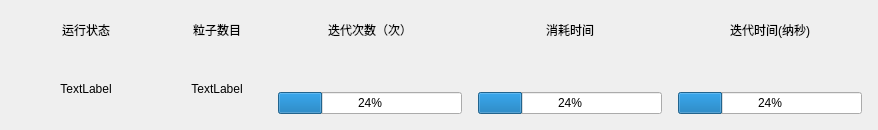
First picture: the form in src/Contorl/ContorlDataBar.ui, repository BeQuiet1228/FreeCAD, before the edit.
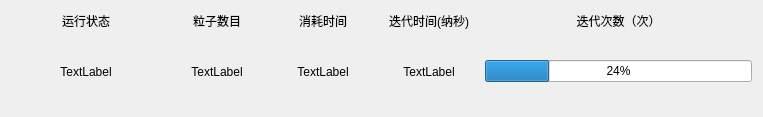
Second picture: the form after the edit.

```diff
--- a/src/Contorl/ContorlDataBar.ui
+++ b/src/Contorl/ContorlDataBar.ui
@@ -6,30 +6,33 @@
    <rect>
     <x>0</x>
     <y>0</y>
-    <width>878</width>
-    <height>130</height>
+    <width>763</width>
+    <height>117</height>
    </rect>
   </property>
   <property name="windowTitle">
    <string>Form</string>
   </property>
-  <layout class="QHBoxLayout" name="horizontalLayout">
+  <layout class="QVBoxLayout" name="verticalLayout_2">
    <item>
-    <layout class="QVBoxLayout" name="verticalLayout" stretch="1,2">
-     <property name="topMargin">
-      <number>10</number>
-     </property>
-     <item>
+    <layout class="QGridLayout" name="gridLayout" rowstretch="0,0">
+     <item row="0" column="0">
       <widget class="QLabel" name="label">
+       <property name="minimumSize">
+        <size>
+         <width>0</width>
+         <height>20</height>
+        </size>
+       </property>
        <property name="text">
         <string>运行状态</string>
        </property>
        <property name="alignment">
-        <set>Qt::AlignHCenter|Qt::AlignTop</set>
+        <set>Qt::AlignCenter</set>
        </property>
       </widget>
      </item>
-     <item>
+     <item row="1" column="0">
       <widget class="QLabel" name="labelHint">
        <property name="minimumSize">
         <size>
@@ -45,24 +48,55 @@
        </property>
       </widget>
      </item>
-    </layout>
-   </item>
-   <item>
-    <layout class="QVBoxLayout" name="verticalLayout_5" stretch="1,2">
-     <property name="topMargin">
-      <number>10</number>
-     </property>
-     <item>
+     <item row="0" column="1">
       <widget class="QLabel" name="label_5">
+       <property name="minimumSize">
+        <size>
+         <width>0</width>
+         <height>20</height>
+        </size>
+       </property>
        <property name="text">
         <string>粒子数目</string>
        </property>
        <property name="alignment">
-        <set>Qt::AlignHCenter|Qt::AlignTop</set>
+        <set>Qt::AlignCenter</set>
        </property>
       </widget>
      </item>
-     <item>
+     <item row="1" column="2">
+      <widget class="QLabel" name="labelUsedTime">
+       <property name="minimumSize">
+        <size>
+         <width>100</width>
+         <height>0</height>
+        </size>
+       </property>
+       <property name="text">
+        <string>TextLabel</string>
+       </property>
+       <property name="alignment">
+        <set>Qt::AlignCenter</set>
+       </property>
+      </widget>
+     </item>
+     <item row="0" column="3">
+      <widget class="QLabel" name="label_4">
+       <property name="minimumSize">
+        <size>
+         <width>0</width>
+         <height>20</height>
+        </size>
+       </property>
+       <property name="text">
+        <string>迭代时间(纳秒)</string>
+       </property>
+       <property name="alignment">
+        <set>Qt::AlignCenter</set>
+       </property>
+      </widget>
+     </item>
+     <item row="1" column="1">
       <widget class="QLabel" name="labelParticle">
        <property name="minimumSize">
         <size>
@@ -78,135 +112,100 @@
        </property>
       </widget>
      </item>
-    </layout>
-   </item>
-   <item>
-    <layout class="QVBoxLayout" name="verticalLayout_2" stretch="0,0">
-     <property name="spacing">
-      <number>6</number>
-     </property>
-     <property name="leftMargin">
-      <number>5</number>
-     </property>
-     <property name="topMargin">
-      <number>10</number>
-     </property>
-     <property name="rightMargin">
-      <number>5</number>
-     </property>
-     <property name="bottomMargin">
-      <number>5</number>
-     </property>
-     <item>
-      <widget class="QLabel" name="label_2">
-       <property name="text">
-        <string>迭代次数（次）</string>
-       </property>
-       <property name="alignment">
-        <set>Qt::AlignHCenter|Qt::AlignTop</set>
-       </property>
-      </widget>
-     </item>
-     <item>
-      <widget class="QProgressBar" name="progressBarIterationCount">
-       <property name="value">
-        <number>24</number>
-       </property>
-       <property name="alignment">
-        <set>Qt::AlignCenter</set>
-       </property>
-       <property name="invertedAppearance">
-        <bool>false</bool>
-       </property>
-       <property name="textDirection">
-        <enum>QProgressBar::BottomToTop</enum>
-       </property>
-      </widget>
-     </item>
-    </layout>
-   </item>
-   <item>
-    <layout class="QVBoxLayout" name="verticalLayout_3">
-     <property name="leftMargin">
-      <number>5</number>
-     </property>
-     <property name="topMargin">
-      <number>10</number>
-     </property>
-     <property name="rightMargin">
-      <number>5</number>
-     </property>
-     <property name="bottomMargin">
-      <number>5</number>
-     </property>
-     <item>
+     <item row="0" column="2">
       <widget class="QLabel" name="label_3">
+       <property name="minimumSize">
+        <size>
+         <width>0</width>
+         <height>20</height>
+        </size>
+       </property>
        <property name="text">
         <string>消耗时间</string>
        </property>
        <property name="alignment">
-        <set>Qt::AlignHCenter|Qt::AlignTop</set>
+        <set>Qt::AlignCenter</set>
        </property>
       </widget>
      </item>
-     <item>
-      <widget class="QProgressBar" name="progressBarUsedTime">
-       <property name="value">
-        <number>24</number>
+     <item row="1" column="3">
+      <widget class="QLabel" name="labelIterationTimer">
+       <property name="minimumSize">
+        <size>
+         <width>100</width>
+         <height>0</height>
+        </size>
        </property>
+       <property name="text">
+        <string>TextLabel</string>
+       </property>
        <property name="alignment">
         <set>Qt::AlignCenter</set>
        </property>
-       <property name="invertedAppearance">
-        <bool>false</bool>
-       </property>
-       <property name="textDirection">
-        <enum>QProgressBar::BottomToTop</enum>
-       </property>
       </widget>
      </item>
-    </layout>
-   </item>
-   <item>
-    <layout class="QVBoxLayout" name="verticalLayout_4">
-     <property name="leftMargin">
-      <number>5</number>
-     </property>
-     <property name="topMargin">
-      <number>10</number>
-     </property>
-     <property name="rightMargin">
-      <number>5</number>
-     </property>
-     <property name="bottomMargin">
-      <number>5</number>
-     </property>
-     <item>
-      <widget class="QLabel" name="label_4">
+     <item row="0" column="4">
+      <widget class="QLabel" name="label_2">
+       <property name="minimumSize">
+        <size>
+         <width>0</width>
+         <height>20</height>
+        </size>
+       </property>
        <property name="text">
-        <string>迭代时间(纳秒)</string>
+        <string>迭代次数（次）</string>
        </property>
        <property name="alignment">
-        <set>Qt::AlignHCenter|Qt::AlignTop</set>
-       </property>
-      </widget>
-     </item>
-     <item>
-      <widget class="QProgressBar" name="progressBarIterationTime">
-       <property name="value">
-        <number>24</number>
-       </property>
-       <property name="alignment">
         <set>Qt::AlignCenter</set>
        </property>
-       <property name="invertedAppearance">
-        <bool>false</bool>
-       </property>
-       <property name="textDirection">
-        <enum>QProgressBar::BottomToTop</enum>
-       </property>
       </widget>
      </item>
+     <item row="1" column="4">
+      <layout class="QVBoxLayout" name="verticalLayout">
+       <item>
+        <spacer name="verticalSpacer">
+         <property name="orientation">
+          <enum>Qt::Vertical</enum>
+         </property>
+         <property name="sizeHint" stdset="0">
+          <size>
+           <width>20</width>
+           <height>40</height>
+          </size>
+         </property>
+        </spacer>
+       </item>
+       <item>
+        <widget class="QProgressBar" name="progressBarIterationCount">
+         <property name="value">
+          <number>24</number>
+         </property>
+         <property name="alignment">
+          <set>Qt::AlignCenter</set>
+         </property>
+         <property name="invertedAppearance">
+          <bool>false</bool>
+         </property>
+         <property name="textDirection">
+          <enum>QProgressBar::BottomToTop</enum>
+         </property>
+        </widget>
+       </item>
+       <item>
+        <spacer name="verticalSpacer_2">
+         <property name="orientation">
+          <enum>Qt::Vertical</enum>
+         </property>
+         <property name="sizeHint" stdset="0">
+          <size>
+           <width>20</width>
+           <height>40</height>
+          </size>
+         </property>
+        </spacer>
+       </item>
+      </layout>
+     </item>
     </layout>
    </item>
   </layout>
```
